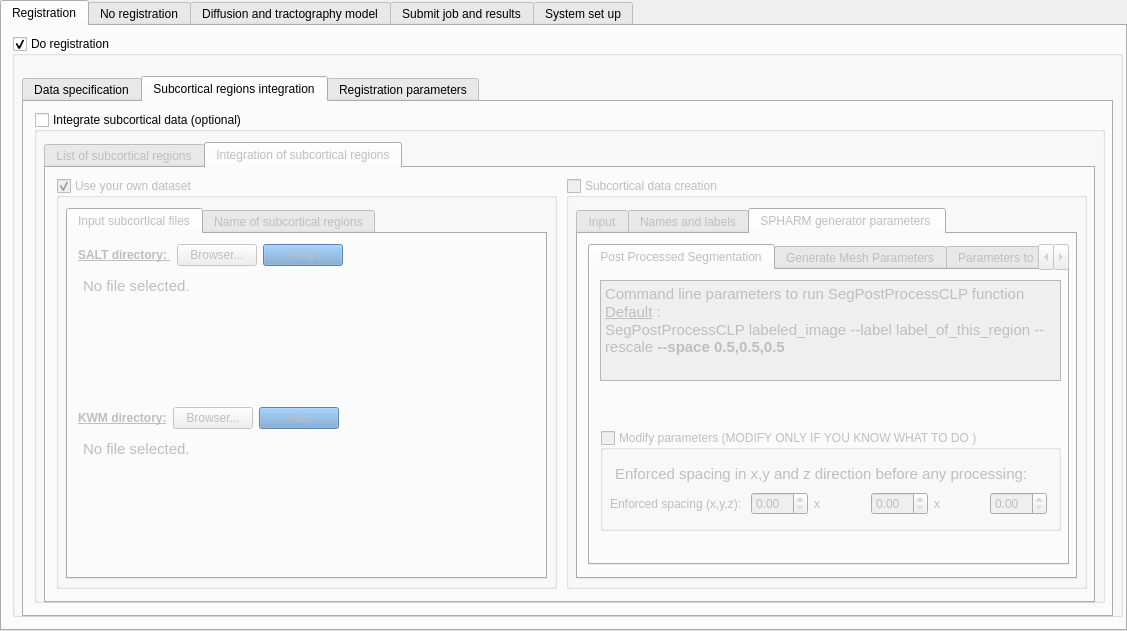
This is interface_tab.ui in HZBCPP/CONTINUITY-lite as Qt 5 draws it before an edit. The edited form follows.
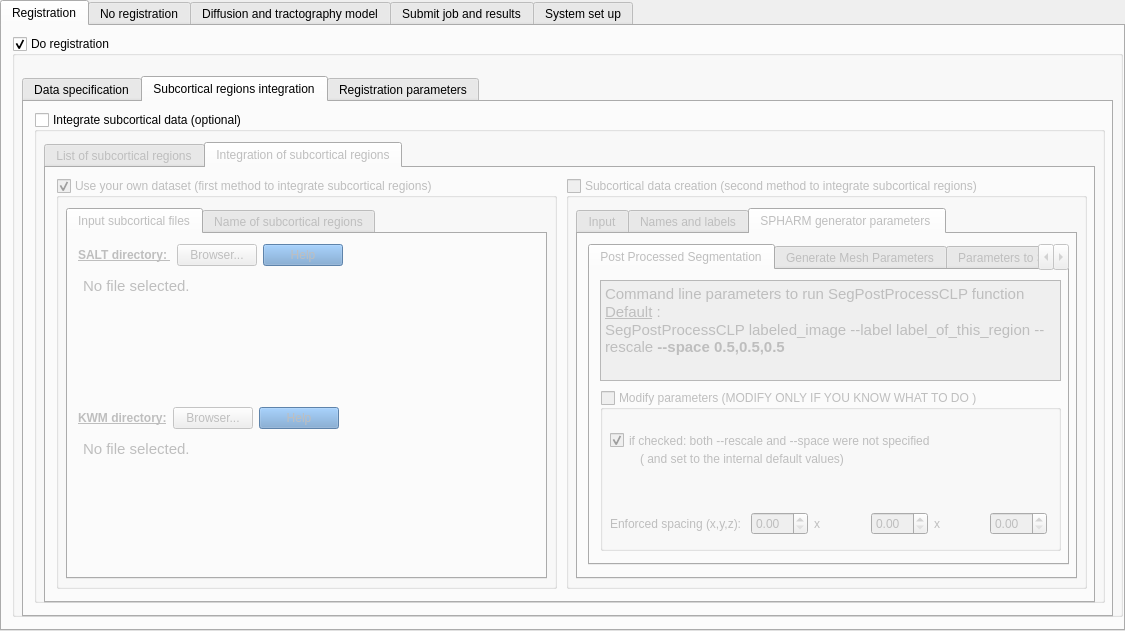
This is the edited form. The open tabs and pages were chosen to show the change.

```diff
--- a/interface_tab.ui
+++ b/interface_tab.ui
@@ -6,7 +6,7 @@
    <rect>
     <x>0</x>
     <y>0</y>
-    <width>1127</width>
+    <width>1125</width>
     <height>631</height>
    </rect>
   </property>
@@ -1390,7 +1390,7 @@
            </rect>
           </property>
           <property name="title">
-           <string>Use your own dataset</string>
+           <string>Use your own dataset (first method to integrate subcortical regions) </string>
           </property>
           <property name="checkable">
            <bool>true</bool>
@@ -1687,7 +1687,7 @@
            </rect>
           </property>
           <property name="title">
-           <string>Subcortical data creation</string>
+           <string>Subcortical data creation (second method to integrate subcortical regions) </string>
           </property>
           <property name="checkable">
            <bool>true</bool>
@@ -1949,9 +1949,9 @@
                <property name="geometry">
                 <rect>
                  <x>10</x>
-                 <y>160</y>
+                 <y>120</y>
                  <width>461</width>
-                 <height>101</height>
+                 <height>161</height>
                 </rect>
                </property>
                <property name="title">
@@ -1967,7 +1967,7 @@
                 <property name="geometry">
                  <rect>
                   <x>10</x>
-                  <y>60</y>
+                  <y>120</y>
                   <width>437</width>
                   <height>28</height>
                  </rect>
@@ -2005,29 +2005,33 @@
                  </item>
                 </layout>
                </widget>
-               <widget class="QTextEdit" name="KWMDir_textEdit_2">
+               <widget class="QCheckBox" name="do_not_rescale_checkbox">
                 <property name="geometry">
                  <rect>
                   <x>10</x>
                   <y>30</y>
-                  <width>451</width>
-                  <height>31</height>
+                  <width>441</width>
+                  <height>41</height>
                  </rect>
                 </property>
-                <property name="styleSheet">
-                 <string notr="true">QTextEdit {
-	background-color : transparent
-}</string>
+                <property name="text">
+                 <string>if checked: both --rescale and --space were not specified</string>
                 </property>
-                <property name="readOnly">
+                <property name="checked">
                  <bool>true</bool>
                 </property>
-                <property name="html">
-                 <string>&lt;!DOCTYPE HTML PUBLIC &quot;-//W3C//DTD HTML 4.0//EN&quot; &quot;http://www.w3.org/TR/REC-html40/strict.dtd&quot;&gt;
-&lt;html&gt;&lt;head&gt;&lt;meta name=&quot;qrichtext&quot; content=&quot;1&quot; /&gt;&lt;style type=&quot;text/css&quot;&gt;
-p, li { white-space: pre-wrap; }
-&lt;/style&gt;&lt;/head&gt;&lt;body style=&quot; font-family:'Ubuntu'; font-size:11pt; font-weight:400; font-style:normal;&quot;&gt;
-&lt;p style=&quot; margin-top:0px; margin-bottom:0px; margin-left:0px; margin-right:0px; -qt-block-indent:0; text-indent:0px;&quot;&gt;Enforced spacing in x,y and z direction before any processing: &lt;/p&gt;&lt;/body&gt;&lt;/html&gt;</string>
+               </widget>
+               <widget class="QLabel" name="label_6">
+                <property name="geometry">
+                 <rect>
+                  <x>40</x>
+                  <y>60</y>
+                  <width>341</width>
+                  <height>17</height>
+                 </rect>
+                </property>
+                <property name="text">
+                 <string>( and set to the internal default values)</string>
                 </property>
                </widget>
               </widget>
```
Left out of the diff: 107 changed lines with no effect on the pictures.
